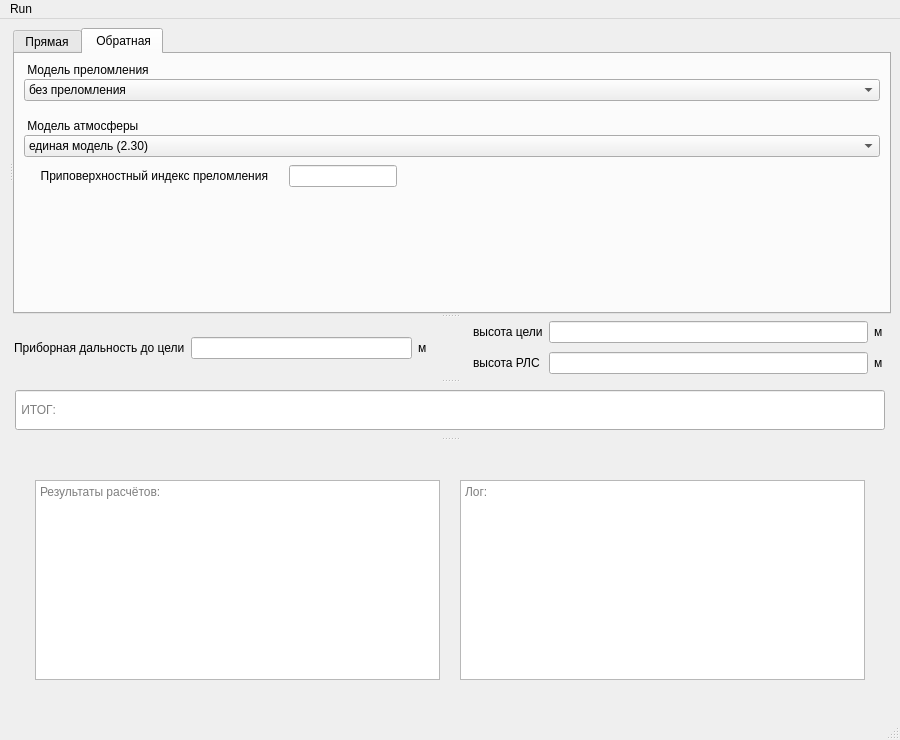
Qt form main/mainwindow.ui (Kirikus/2024_Refraction) before a commit.
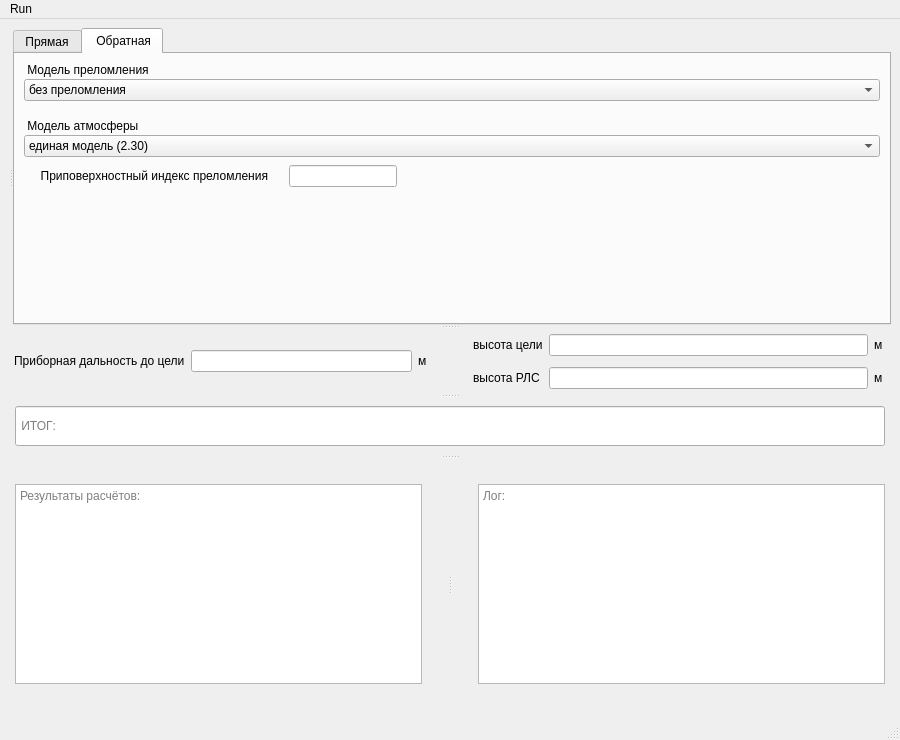
The same form after that commit. Custom widgets are drawn as their Qt base class.

Commit message: gui: splitter between results and logs, hiding logs

```diff
--- a/main/mainwindow.ui
+++ b/main/mainwindow.ui
@@ -744,10 +744,6 @@
         </widget>
        </widget>
       </widget>
-      <widget class="QSplitter" name="splitter">
-       <property name="orientation">
-        <enum>Qt::Vertical</enum>
-       </property>
        <widget class="QWidget" name="layoutWidget">
         <layout class="QHBoxLayout" name="CommonInput">
          <property name="leftMargin">
@@ -909,42 +905,20 @@
          </item>
         </layout>
        </widget>
-       <widget class="QWidget" name="layoutWidget">
-        <layout class="QVBoxLayout" name="resultsArea">
+      <widget class="QSplitter" name="splitter">
+       <property name="orientation">
+        <enum>Qt::Horizontal</enum>
+       </property>
+       <widget class="QWidget" name="">
+        <layout class="QHBoxLayout" name="horizontalLayout_2">
          <property name="spacing">
-          <number>6</number>
-         </property>
-         <property name="leftMargin">
-          <number>20</number>
-         </property>
-         <property name="topMargin">
-          <number>6</number>
-         </property>
-         <property name="rightMargin">
-          <number>20</number>
-         </property>
-         <property name="bottomMargin">
           <number>2</number>
          </property>
-         <item>
-          <layout class="QHBoxLayout" name="horizontalLayout">
-           <property name="spacing">
-            <number>20</number>
-           </property>
-           <property name="sizeConstraint">
-            <enum>QLayout::SetMinimumSize</enum>
-           </property>
            <property name="leftMargin">
             <number>6</number>
            </property>
-           <property name="topMargin">
-            <number>12</number>
-           </property>
            <property name="rightMargin">
-            <number>6</number>
-           </property>
-           <property name="bottomMargin">
-            <number>6</number>
+          <number>26</number>
            </property>
            <item>
             <widget class="QTextEdit" name="ResultsText">
@@ -968,6 +942,19 @@
              </property>
             </widget>
            </item>
+        </layout>
+       </widget>
+       <widget class="QWidget" name="">
+        <layout class="QHBoxLayout" name="horizontalLayout">
+         <property name="spacing">
+          <number>2</number>
+         </property>
+         <property name="leftMargin">
+          <number>26</number>
+         </property>
+         <property name="rightMargin">
+          <number>6</number>
+         </property>
            <item>
             <widget class="QTextEdit" name="LogText">
              <property name="sizePolicy">
@@ -989,8 +976,6 @@
               <string>Лог:</string>
              </property>
             </widget>
-           </item>
-          </layout>
          </item>
         </layout>
        </widget>
```
Lines whose indentation alone changed are shown as unchanged. The commit also changes 1 other file.
